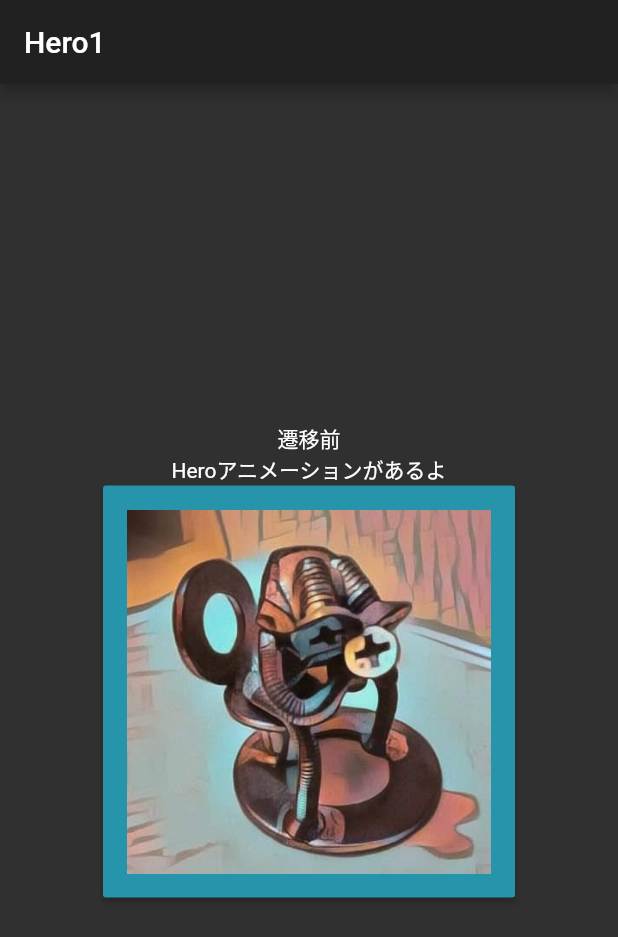
After one commit to thoth000/flutter_learning, a Flutter app: the screen it shows after launch, swiped to page 4, on a phone screen of 412 x 824 dp. The commit adds this screen. Shown: the top 937 px of the screen. Run offline on Flutter 3.47's test engine with Material 2 defaults, Android fonts, the phone set to English and light mode, and no system bars.

Commit message:
HeroPage追加

```diff
--- /dev/null
+++ b/lib/pages/hero1.dart
@@ -0,0 +1,45 @@
+import 'package:flutter/material.dart';
+import 'hero2.dart';
+
+class Hero1Page extends StatelessWidget {
+  @override
+  Widget build(BuildContext context) {
+    final String photo = 'images/thoth000.jpg';
+    final Size displaySize = MediaQuery.of(context).size;
+    return Scaffold(
+      appBar: AppBar(
+        title: Text('Hero1'),
+      ),
+      body: Center(
+        child: Column(
+          mainAxisAlignment: MainAxisAlignment.center,
+          children: <Widget>[
+            Text(
+              '遷移前',
+            ),
+            Text(
+              'Heroアニメーションがあるよ'
+            ),
+            SizedBox(
+              height: displaySize.width/1.5,
+              width: displaySize.width/1.5,
+              child: Hero(
+                tag: photo,
+                child: RaisedButton(
+                  color: Color(0xFF2694ab),
+                  onPressed: () => Navigator.push(
+                    context,
+                    MaterialPageRoute(
+                      builder: (context) => Hero2Page(),
+                    ),
+                  ),
+                  child: Image.asset(photo,fit: BoxFit.fill,),
+                ),
+              ),
+            ),
+          ],
+        ),
+      ),
+    );
+  }
+}
--- a/lib/pages/list.dart
+++ b/lib/pages/list.dart
@@ -1,4 +1,5 @@
 import 'package:flutter/material.dart';
+import 'hero1.dart';
 import 'change_notifier_provider.dart';
 import 'selector.dart';
 import 'change_mode.dart';
@@ -17,6 +18,7 @@ class _PageListState extends State<PageList> {
         ChangeModePage(),
         CnProviderPage(),
         SelectorPage(),
+        Hero1Page(),
       ],
     );
   }
--- a/pubspec.yaml
+++ b/pubspec.yaml
@@ -38,6 +38,9 @@ flutter:
   # the material Icons class.
   uses-material-design: true
 
+  assets:
+    - images/thoth000.jpg
+
   # To add assets to your application, add an assets section, like this:
   # assets:
   #  - images/a_dot_burr.jpeg
```
Also changed, not shown: lib/pages/hero2.dart (added, +39 -0 lines), images/thoth000.jpg (added).
